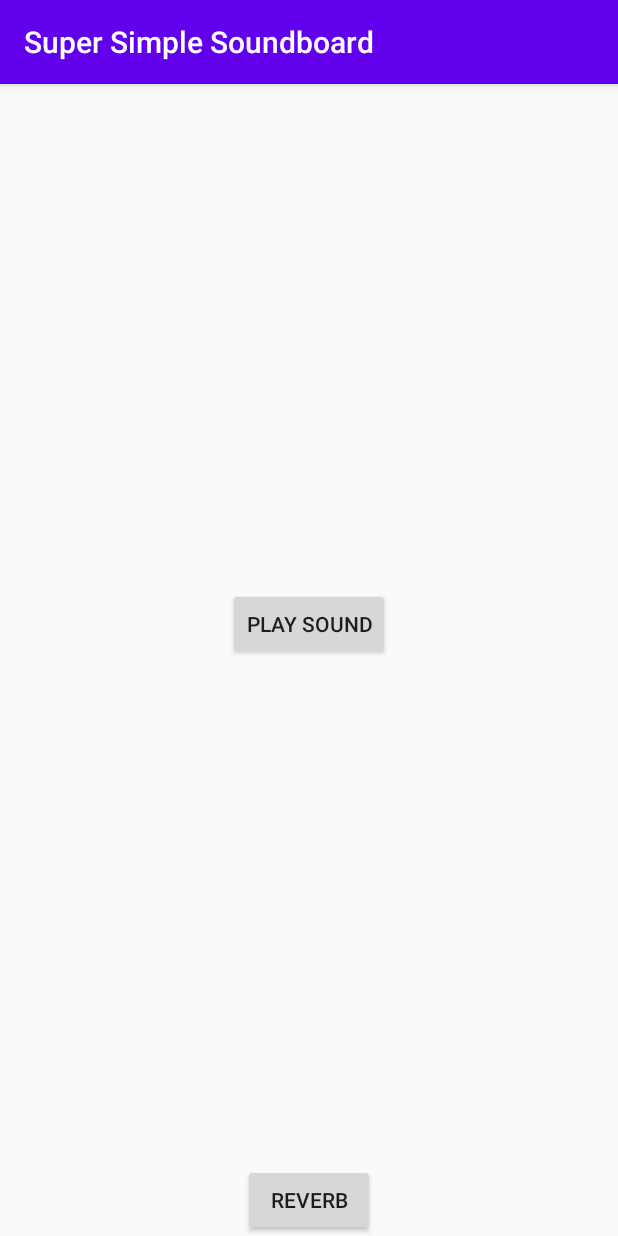
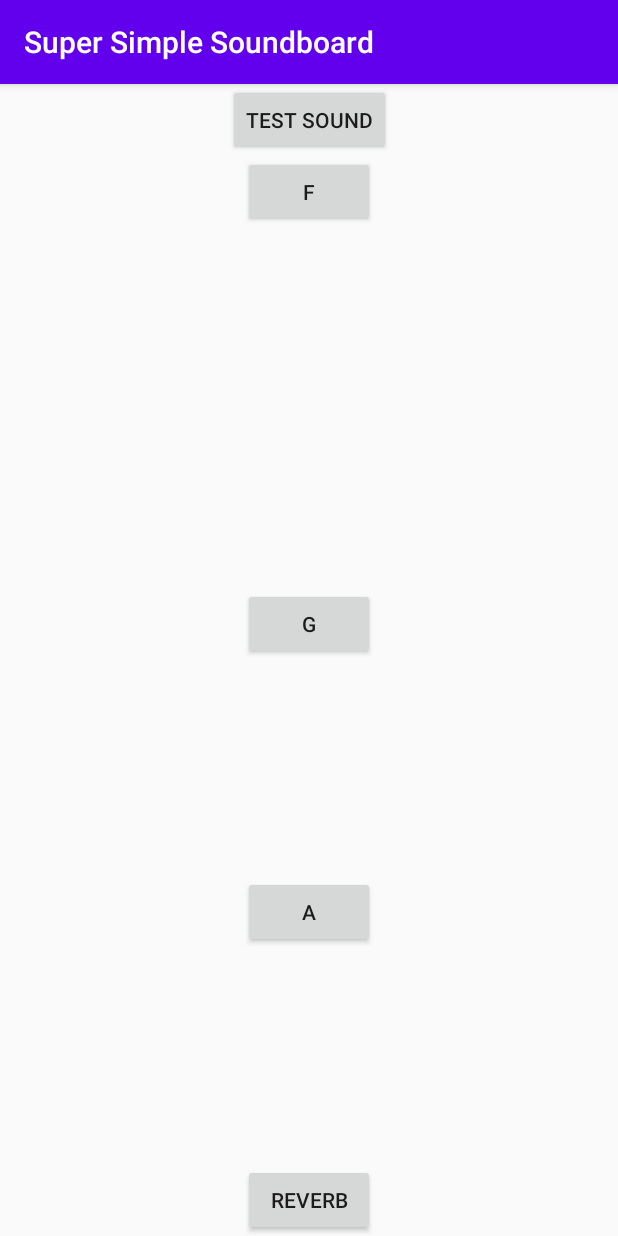
Before and after one commit to johncrawley/SuperSimpleSoundboard, an Android app: the screen it shows after launch (MainActivity), on a phone screen of 412 x 824 dp. Run offline under Robolectric (Android 15) with nearby library versions, the phone set to English and light mode, and no system bars.

Commit message:
Added some more music files, and play button interrupts already playing sound.

```diff
--- a/app/build.gradle
+++ b/app/build.gradle
@@ -23,8 +23,8 @@ android {
 
 dependencies {
     implementation fileTree(dir: "libs", include: ["*.jar"])
-    implementation 'androidx.appcompat:appcompat:1.3.1'
-    implementation 'androidx.constraintlayout:constraintlayout:2.1.1'
+    implementation 'androidx.appcompat:appcompat:1.4.1'
+    implementation 'androidx.constraintlayout:constraintlayout:2.1.3'
     testImplementation 'junit:junit:4.13.2'
     androidTestImplementation 'androidx.test.ext:junit:1.1.3'
     androidTestImplementation 'androidx.test.espresso:espresso-core:3.4.0'
--- a/app/src/main/java/com/jacstuff/supersimplesoundboard/MainActivity.java
+++ b/app/src/main/java/com/jacstuff/supersimplesoundboard/MainActivity.java
@@ -12,6 +12,7 @@ import android.widget.Button;
 import android.widget.Toast;
 
 import java.io.File;
+import java.io.IOException;
 import java.util.Arrays;
 import java.util.List;
 
@@ -28,7 +29,7 @@ public class MainActivity extends AppCompatActivity implements View.OnClickListe
      */
 
 
-    private Button playButton, reverbButton;
+    private Button playButton, reverbButton, fButton, gButton, aButton;
     private MediaPlayer mediaPlayer;
     private PresetReverb presetReverb;
     private  android.media.audiofx.EnvironmentalReverb environmentalReverb;
@@ -43,18 +44,21 @@ public class MainActivity extends AppCompatActivity implements View.OnClickListe
         //1filesDir();
 
         playButton = findViewById(R.id.test_sound_button);
+        fButton = findViewById(R.id.f1_button);
+        gButton = findViewById(R.id.g1_button);
+        aButton = findViewById(R.id.a1_button);
         reverbButton = findViewById(R.id.reverbButton);
-        playButton.setText("Play Sound");
         assignTrack();
         playButton.setOnClickListener(playListener);
         int audioSessionId = mediaPlayer.getAudioSessionId();
         presetReverb = new PresetReverb(0, mediaPlayer.getAudioSessionId());
         environmentalReverb = new EnvironmentalReverb(0, mediaPlayer.getAudioSessionId());
-        environmentalReverb.setDecayTime(200);
+        environmentalReverb.setDecayTime(2000);
         environmentalReverb.setReverbLevel((short) 8);
         presetReverb.setPreset(PresetReverb.PRESET_LARGEHALL);
         presetReverb.setEnabled(false);
         reverbButton.setOnClickListener(this);
+        mediaPlayer.setOnCompletionListener(this);
     }
 
 
@@ -77,9 +81,11 @@ public class MainActivity extends AppCompatActivity implements View.OnClickListe
         }
     }
 
+
     private void assignTrack(){
-        mediaPlayer = MediaPlayer.create(MainActivity.this, R.raw.test_note);
+        mediaPlayer = MediaPlayer.create(MainActivity.this, R.raw.hylophone_f);
     }
+
 
     private final View.OnClickListener playListener = new View.OnClickListener() {
 
@@ -87,19 +93,31 @@ public class MainActivity extends AppCompatActivity implements View.OnClickListe
         public void onClick(View v) {
             if(mediaPlayer.isPlaying()) {
                 mediaPlayer.stop();
-                mediaPlayer.reset();
+                try {
+                    mediaPlayer.prepare();
+                    mediaPlayer.seekTo(0);
+                    mediaPlayer.start();
+                } catch (IOException e) {
+                    e.printStackTrace();
+                }
+                // mediaPlayer.reset();
                 System.out.println("audio session id :" + mediaPlayer.getAudioSessionId());
             }
-            else {
-                mediaPlayer.start();
-            }
+            mediaPlayer.start();
         }
     };
+
 
     @Override
     public void onCompletion(MediaPlayer mp) {
         //mediaPlayer.release();
-        mediaPlayer.reset();
+        try {
+            mediaPlayer.stop();
+            mediaPlayer.prepare();
+            mediaPlayer.seekTo(0);
+        } catch (IOException e) {
+            e.printStackTrace();
+        }
     }
 
 
@@ -218,10 +236,9 @@ public class MainActivity extends AppCompatActivity implements View.OnClickListe
             for(File f: files){
                 System.out.println("**** " + f.getAbsolutePath());
             }
+            System.out.println("Environment music :"  + Environment.DIRECTORY_MUSIC);
+        }
 
-            System.out.println("Environment music :"  + Environment.DIRECTORY_MUSIC);
-
-        }
 
         private void getMusicDir(){
             String music = Environment.DIRECTORY_MUSIC;
--- a/app/src/main/res/layout/activity_main.xml
+++ b/app/src/main/res/layout/activity_main.xml
@@ -9,12 +9,45 @@
     <Button
         android:id="@+id/test_sound_button"
         android:layout_width="wrap_content"
+        android:text="test sound"
+        android:layout_height="wrap_content"
+        app:layout_constraintTop_toTopOf="parent"
+        app:layout_constraintEnd_toEndOf="parent"
+        app:layout_constraintStart_toStartOf="parent">
+    </Button>
+
+    <Button
+        android:id="@+id/f1_button"
+        android:layout_width="wrap_content"
+        android:layout_height="wrap_content"
+        android:text="F"
+        app:layout_constraintEnd_toEndOf="parent"
+        app:layout_constraintStart_toStartOf="parent"
+        app:layout_constraintTop_toBottomOf="@+id/test_sound_button">
+    </Button>
+
+    <Button
+        android:id="@+id/g1_button"
+        android:text="G"
+        android:layout_width="wrap_content"
         android:layout_height="wrap_content"
         app:layout_constraintBottom_toTopOf="@+id/reverbButton"
         app:layout_constraintEnd_toEndOf="parent"
         app:layout_constraintStart_toStartOf="parent"
-        app:layout_constraintTop_toTopOf="parent">
+        app:layout_constraintTop_toTopOf="parent"
+        app:layout_constraintTop_toBottomOf="@+id/f1_button">
+    </Button>
 
+
+    <Button
+        android:id="@+id/a1_button"
+        android:text="A"
+        android:layout_width="wrap_content"
+        android:layout_height="wrap_content"
+        app:layout_constraintBottom_toTopOf="@+id/reverbButton"
+        app:layout_constraintEnd_toEndOf="parent"
+        app:layout_constraintStart_toStartOf="parent"
+        app:layout_constraintTop_toBottomOf="@+id/g1_button">
     </Button>
 
     <Button
--- a/build.gradle
+++ b/build.gradle
@@ -5,7 +5,7 @@ buildscript {
         mavenCentral()
     }
     dependencies {
-        classpath 'com.android.tools.build:gradle:7.0.3'
+        classpath 'com.android.tools.build:gradle:7.1.3'
 
         // NOTE: Do not place your application dependencies here; they belong
         // in the individual module build.gradle files
```
Also changed, not shown: gradle/wrapper/gradle-wrapper.properties, 4 other files.
